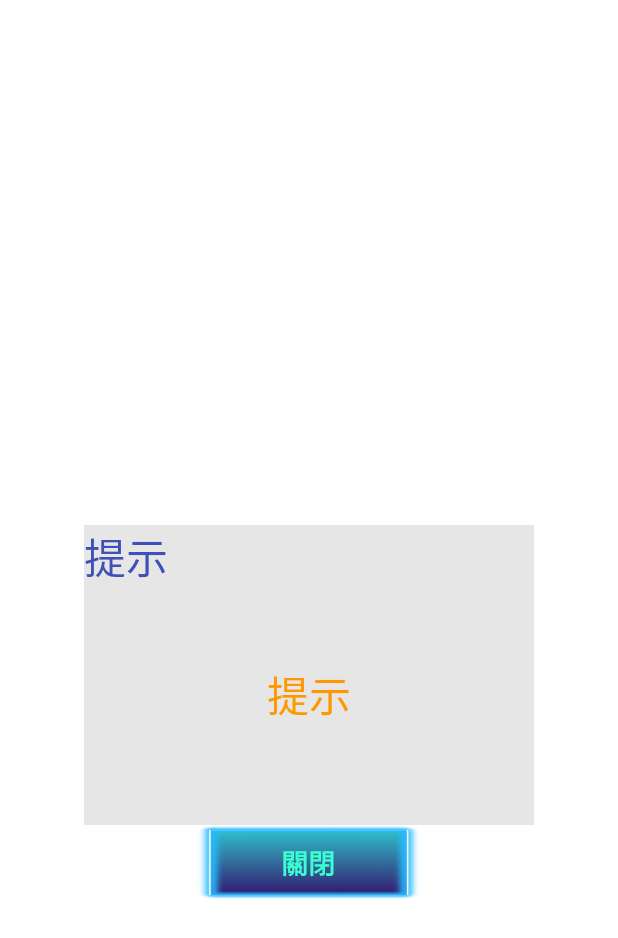
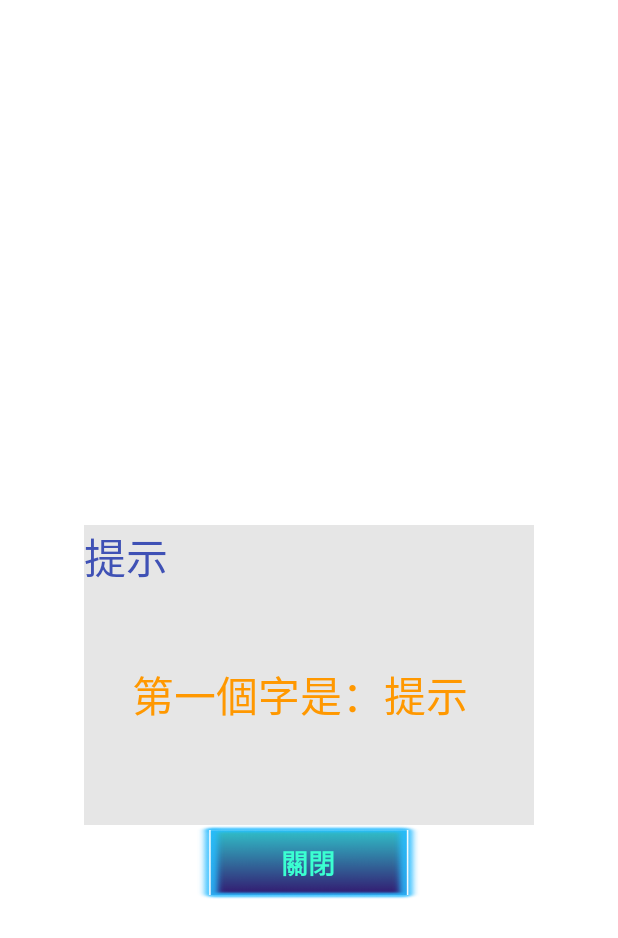
Before and after one commit to ElvisWong213/Mobile_Apps_Project, an Android app: the layout activity_game_hint.xml on its own in the app's theme, with its tools: preview values and no code run, on a phone screen of 412 x 824 dp. Shown: the top 938 px of the screen. Run offline under Robolectric (Android 15) with nearby library versions, the phone set to English and light mode, and no system bars.

Commit message:
Update activity_game_hint.xml

```diff
--- a/app/src/main/res/layout/activity_game_hint.xml
+++ b/app/src/main/res/layout/activity_game_hint.xml
@@ -105,14 +105,31 @@
                                                     android:layout_width="match_parent"
                                                     android:layout_height="50dp" />
 
+                                                <LinearLayout
+                                                    android:layout_width="match_parent"
+                                                    android:layout_height="match_parent"
+                                                    android:orientation="horizontal">
+
+                                                    <TextView
+                                                        android:id="@+id/textView8"
+                                                        android:layout_width="200dp"
+                                                        android:layout_height="wrap_content"
+                                                        android:layout_weight="1"
+                                                        android:text="第一個字是："
+                                                        android:textAlignment="viewEnd"
+                                                        android:textColor="#FF9800"
+                                                        android:textSize="28sp" />
+
                                                     <TextView
                                                         android:id="@+id/hint"
-                                                    android:layout_width="300dp"
+                                                        android:layout_width="100dp"
                                                         android:layout_height="wrap_content"
                                                         android:text="提示"
-                                                    android:textAlignment="center"
+                                                        android:textAlignment="viewStart"
                                                         android:textColor="#FF9800"
                                                         android:textSize="28sp" />
+                                                </LinearLayout>
+
                                             </LinearLayout>
 
                                         </FrameLayout>
```
Lines whose indentation alone changed are shown as unchanged.
